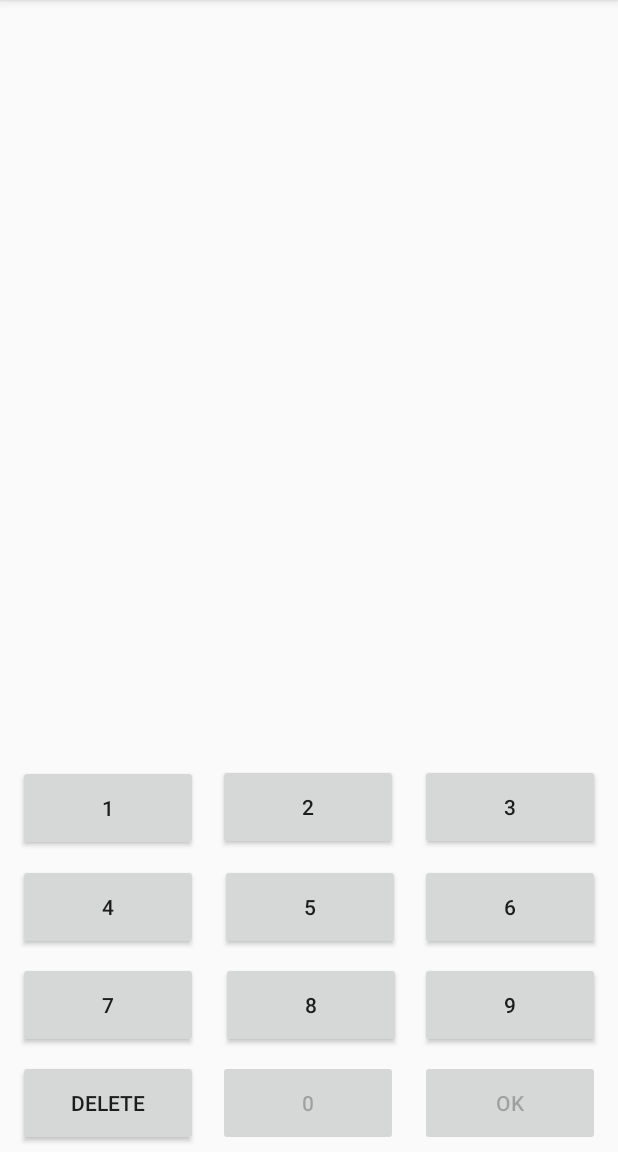
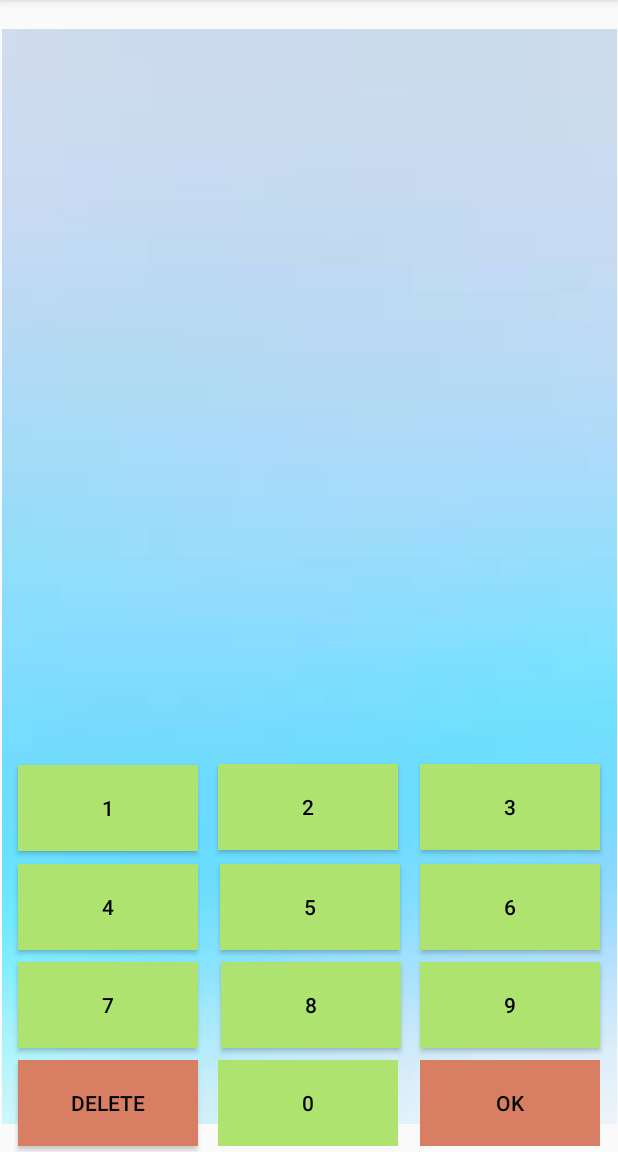
Before and after one commit to konan-pbl-2022/Hit_and_Blow, an Android app: the game_level1 screen opened directly, with no data from a screen before it, on a phone screen of 412 x 824 dp, the part 84-1236 px from its top. Run offline under Robolectric (Android 15) with nearby library versions, the phone set to English and light mode, and no system bars.

Commit message:
タイトル・ゲーム画面　背景設定

```diff
--- a/app/src/main/res/layout/activity_game_level1.xml
+++ b/app/src/main/res/layout/activity_game_level1.xml
@@ -7,13 +7,25 @@
     android:foregroundGravity="center"
     tools:context=".game_level1">
 
+    <ImageView
+        android:id="@+id/imageView"
+        android:layout_width="410dp"
+        android:layout_height="730dp"
+        app:layout_constraintBottom_toBottomOf="parent"
+        app:layout_constraintEnd_toEndOf="parent"
+        app:layout_constraintStart_toStartOf="parent"
+        app:layout_constraintTop_toTopOf="parent"
+        app:srcCompat="@drawable/index" />
+
     <Button
         android:id="@+id/button1"
         android:layout_width="120dp"
         android:layout_height="57dp"
         android:layout_marginStart="12dp"
         android:layout_marginLeft="12dp"
+        android:background="#ADE36E"
         android:text="1"
+        android:textColor="#000000"
         app:layout_constraintBottom_toTopOf="@+id/button4"
         app:layout_constraintStart_toStartOf="parent"
         app:layout_constraintTop_toTopOf="parent"
@@ -24,7 +36,9 @@
         android:layout_width="120dp"
         android:layout_height="57dp"
         android:layout_marginTop="300dp"
+        android:background="#ADE36E"
         android:text="2"
+        android:textColor="#000000"
         app:layout_constraintBottom_toTopOf="@+id/button5"
         app:layout_constraintEnd_toStartOf="@+id/button3"
         app:layout_constraintHorizontal_bias="0.481"
@@ -39,7 +53,9 @@
         android:layout_marginTop="244dp"
         android:layout_marginEnd="12dp"
         android:layout_marginRight="12dp"
+        android:background="#ADE36E"
         android:text="3"
+        android:textColor="#000000"
         app:layout_constraintBottom_toTopOf="@+id/button6"
         app:layout_constraintEnd_toEndOf="parent"
         app:layout_constraintTop_toTopOf="parent"
@@ -52,7 +68,9 @@
         android:layout_marginStart="12dp"
         android:layout_marginLeft="12dp"
         android:layout_marginBottom="8dp"
+        android:background="#ADE36E"
         android:text="4"
+        android:textColor="#000000"
         app:layout_constraintBottom_toTopOf="@+id/button7"
         app:layout_constraintStart_toStartOf="parent" />
 
@@ -61,7 +79,9 @@
         android:layout_width="120dp"
         android:layout_height="57dp"
         android:layout_marginBottom="8dp"
+        android:background="#ADE36E"
         android:text="5"
+        android:textColor="#000000"
         app:layout_constraintBottom_toTopOf="@+id/button8"
         app:layout_constraintEnd_toStartOf="@+id/button6"
         app:layout_constraintHorizontal_bias="0.531"
@@ -74,7 +94,9 @@
         android:layout_marginEnd="12dp"
         android:layout_marginRight="12dp"
         android:layout_marginBottom="8dp"
+        android:background="#ADE36E"
         android:text="6"
+        android:textColor="#000000"
         app:layout_constraintBottom_toTopOf="@+id/button9"
         app:layout_constraintEnd_toEndOf="parent" />
 
@@ -85,7 +107,9 @@
         android:layout_marginStart="12dp"
         android:layout_marginLeft="12dp"
         android:layout_marginBottom="8dp"
+        android:background="#ADE36E"
         android:text="7"
+        android:textColor="#000000"
         app:layout_constraintBottom_toTopOf="@+id/button_delete"
         app:layout_constraintStart_toStartOf="parent" />
 
@@ -94,7 +118,9 @@
         android:layout_width="120dp"
         android:layout_height="57dp"
         android:layout_marginBottom="8dp"
+        android:background="#ADE36E"
         android:text="8"
+        android:textColor="#000000"
         app:layout_constraintBottom_toTopOf="@+id/button0"
         app:layout_constraintEnd_toStartOf="@+id/button9"
         app:layout_constraintHorizontal_bias="0.555"
@@ -107,7 +133,9 @@
         android:layout_marginEnd="12dp"
         android:layout_marginRight="12dp"
         android:layout_marginBottom="8dp"
+        android:background="#ADE36E"
         android:text="9"
+        android:textColor="#000000"
         app:layout_constraintBottom_toTopOf="@+id/button_ok"
         app:layout_constraintEnd_toEndOf="parent" />
 
@@ -116,7 +144,9 @@
         android:layout_width="120dp"
         android:layout_height="57dp"
         android:layout_marginBottom="4dp"
+        android:background="#ADE36E"
         android:text="0"
+        android:textColor="#000000"
         app:layout_constraintBottom_toBottomOf="parent"
         app:layout_constraintEnd_toStartOf="@+id/button_ok"
         app:layout_constraintHorizontal_bias="0.481"
@@ -129,7 +159,9 @@
         android:layout_marginStart="12dp"
         android:layout_marginLeft="12dp"
         android:layout_marginBottom="4dp"
+        android:background="#D87E62"
         android:text="Delete"
+        android:textColor="#000000"
         app:layout_constraintBottom_toBottomOf="parent"
         app:layout_constraintStart_toStartOf="parent" />
 
@@ -140,7 +172,9 @@
         android:layout_marginEnd="12dp"
         android:layout_marginRight="12dp"
         android:layout_marginBottom="4dp"
+        android:background="#D87E62"
         android:text="OK"
+        android:textColor="#000000"
         app:layout_constraintBottom_toBottomOf="parent"
         app:layout_constraintEnd_toEndOf="parent" />
 
@@ -151,6 +185,7 @@
         android:layout_marginStart="4dp"
         android:layout_marginLeft="4dp"
         android:gravity="center"
+        android:textColor="#000000"
         android:textSize="50sp"
         android:textStyle="bold"
         app:layout_constraintBottom_toBottomOf="parent"
@@ -163,6 +198,7 @@
         android:layout_width="130dp"
         android:layout_height="98dp"
         android:gravity="center"
+        android:textColor="#000000"
         android:textSize="50sp"
         android:textStyle="bold"
         app:layout_constraintBottom_toBottomOf="parent"
@@ -179,6 +215,7 @@
         android:layout_marginEnd="4dp"
         android:layout_marginRight="4dp"
         android:gravity="center"
+        android:textColor="#000000"
         android:textSize="50sp"
         android:textStyle="bold"
         app:layout_constraintBottom_toBottomOf="parent"
@@ -190,8 +227,9 @@
         android:id="@+id/log1"
         android:layout_width="190dp"
         android:layout_height="38dp"
+        android:layout_marginTop="144dp"
         android:gravity="center"
-        android:layout_marginTop="144dp"
+        android:textColor="#000000"
         app:layout_constraintEnd_toStartOf="@+id/log6"
         app:layout_constraintHorizontal_bias="0.148"
         app:layout_constraintStart_toStartOf="parent"
@@ -201,10 +239,11 @@
         android:id="@+id/log6"
         android:layout_width="190dp"
         android:layout_height="38dp"
-        android:gravity="center"
         android:layout_marginTop="144dp"
         android:layout_marginEnd="4dp"
         android:layout_marginRight="4dp"
+        android:gravity="center"
+        android:textColor="#000000"
         app:layout_constraintEnd_toEndOf="parent"
         app:layout_constraintTop_toTopOf="parent" />
 
@@ -215,6 +254,7 @@
         android:layout_marginStart="4dp"
         android:layout_marginLeft="4dp"
         android:gravity="center"
+        android:textColor="#000000"
         app:layout_constraintStart_toStartOf="parent"
         app:layout_constraintTop_toBottomOf="@+id/log1" />
 
@@ -225,6 +265,7 @@
         android:layout_marginStart="4dp"
         android:layout_marginLeft="4dp"
         android:gravity="center"
+        android:textColor="#000000"
         app:layout_constraintStart_toStartOf="parent"
         app:layout_constraintTop_toBottomOf="@+id/log2" />
 
@@ -235,6 +276,7 @@
         android:layout_marginStart="4dp"
         android:layout_marginLeft="4dp"
         android:gravity="center"
+        android:textColor="#000000"
         app:layout_constraintStart_toStartOf="parent"
         app:layout_constraintTop_toBottomOf="@+id/log3" />
 
@@ -245,6 +287,7 @@
         android:layout_marginStart="4dp"
         android:layout_marginLeft="4dp"
         android:gravity="center"
+        android:textColor="#000000"
         app:layout_constraintBottom_toBottomOf="parent"
         app:layout_constraintStart_toStartOf="parent"
         app:layout_constraintTop_toBottomOf="@+id/log4"
@@ -255,6 +298,7 @@
         android:layout_width="190dp"
         android:layout_height="38dp"
         android:gravity="center"
+        android:textColor="#000000"
         app:layout_constraintEnd_toEndOf="parent"
         app:layout_constraintHorizontal_bias="0.851"
         app:layout_constraintStart_toEndOf="@+id/log2"
@@ -265,6 +309,7 @@
         android:layout_width="190dp"
         android:layout_height="38dp"
         android:gravity="center"
+        android:textColor="#000000"
         app:layout_constraintEnd_toEndOf="parent"
         app:layout_constraintHorizontal_bias="0.851"
         app:layout_constraintStart_toEndOf="@+id/log3"
@@ -275,6 +320,7 @@
         android:layout_width="190dp"
         android:layout_height="38dp"
         android:gravity="center"
+        android:textColor="#000000"
         app:layout_constraintEnd_toEndOf="parent"
         app:layout_constraintHorizontal_bias="0.851"
         app:layout_constraintStart_toEndOf="@+id/log4"
@@ -287,6 +333,7 @@
         android:layout_marginEnd="4dp"
         android:layout_marginRight="4dp"
         android:gravity="center"
+        android:textColor="#000000"
         app:layout_constraintBottom_toBottomOf="parent"
         app:layout_constraintEnd_toEndOf="parent"
         app:layout_constraintHorizontal_bias="1.0"
@@ -294,4 +341,5 @@
         app:layout_constraintTop_toBottomOf="@+id/log9"
         app:layout_constraintVertical_bias="0.0" />
 
+
 </androidx.constraintlayout.widget.ConstraintLayout>
```
Also changed, not shown: app/src/main/res/layout/activity_explanation.xml (+7 -0 lines), app/src/main/res/layout/activity_main.xml (+17 -0 lines), app/src/main/res/drawable/index.jpg (added).
